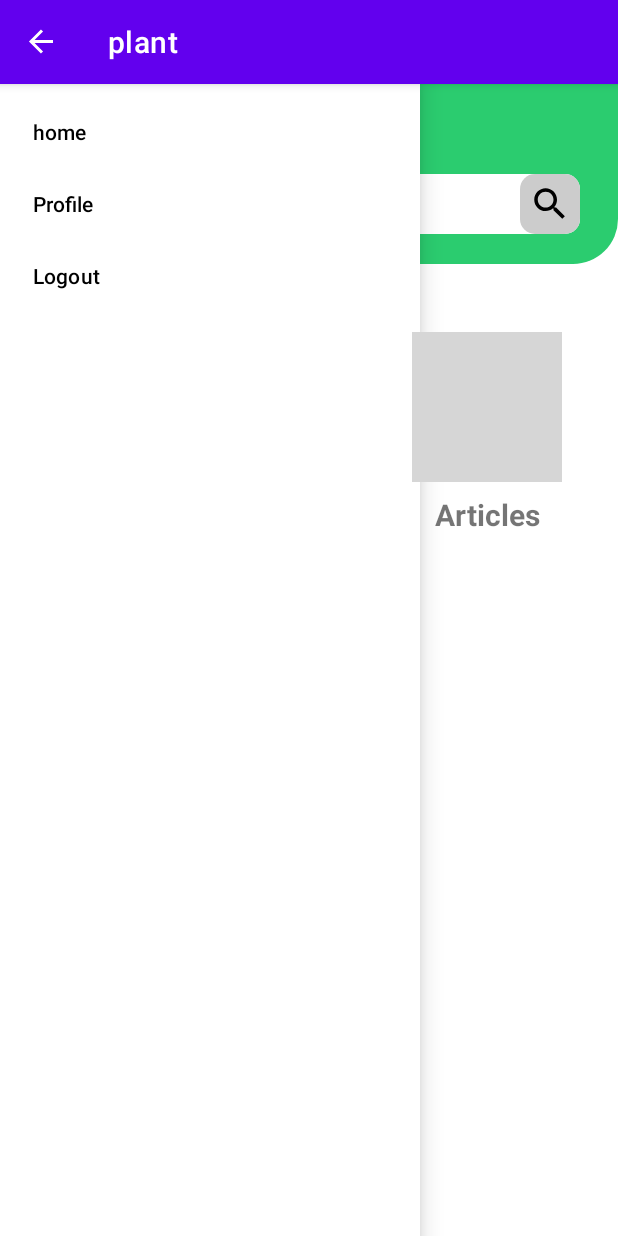
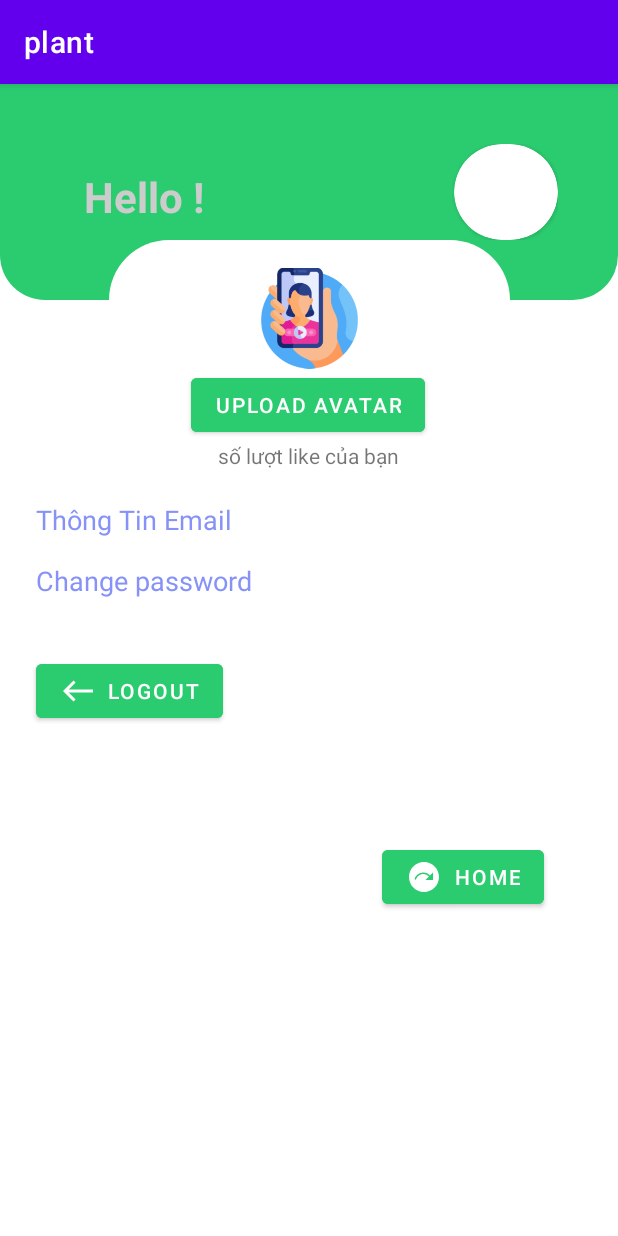
Before and after one commit to duonghaigiang/ResearchPlant, an Android app: the MainActivity screen opened directly, with no data from a screen before it, after a tap on "Profile", on a phone screen of 412 x 824 dp. Run offline under Robolectric (Android 15) with nearby library versions, the phone set to English and light mode, and no system bars; our stand-ins replace Firebase (no records; nobody signed in at launch, a user with empty details on screens opened directly); 2 other taps on this screen came first; grey boxes are pictures that could not be loaded.

Commit message:
update profile

```diff
--- a/app/src/main/AndroidManifest.xml
+++ b/app/src/main/AndroidManifest.xml
@@ -37,7 +37,10 @@
             android:exported="false" />
         <activity
             android:name=".Species"
-            android:exported="false" />
+             />
+        <activity
+            android:name=".ProfileActivity"
+            />
         <activity
             android:name=".MainActivity"
             android:exported="true" />
--- a/app/src/main/java/com/example/plant/MainActivity.kt
+++ b/app/src/main/java/com/example/plant/MainActivity.kt
@@ -22,6 +22,7 @@ import com.example.plant.Species
 
 class MainActivity : AppCompatActivity() {
     private lateinit var username : TextView
+
     private lateinit var toggle : ActionBarDrawerToggle
     private lateinit var drawerLayout: DrawerLayout
     private lateinit var navView : NavigationView
@@ -56,13 +57,17 @@ class MainActivity : AppCompatActivity() {
                 R.id.nav_logout -> {user.signOut()
                     startActivity(Intent(this@MainActivity, LoginAction::class.java))
                 }
+                R.id.nav_infor -> {
+                    startActivity(Intent(this@MainActivity, ProfileActivity::class.java))
+                }
             }
             true
         }
 
         //species
-        layoutspecies.setOnClickListener{
-            Toast.makeText(this, "click", Toast.LENGTH_SHORT).show()
+        layoutspecies.setOnClickListener {
+            val intent = Intent(this@MainActivity, Species::class.java)
+            startActivity(intent)
         }
     }
 
--- /dev/null
+++ b/app/src/main/java/com/example/plant/ProfileActivity.kt
@@ -0,0 +1,36 @@
+package com.example.plant
+
+import android.content.Intent
+import android.os.Bundle
+import android.widget.Button
+import android.widget.TextView
+import androidx.appcompat.app.AppCompatActivity
+import com.google.firebase.auth.ktx.auth
+import com.google.firebase.ktx.Firebase
+
+class ProfileActivity : AppCompatActivity() {
+    private lateinit var username : TextView
+
+    private lateinit var emailUser : TextView
+    private lateinit var btnHome : Button
+
+    override fun onCreate(savedInstanceState: Bundle?) {
+        super.onCreate(savedInstanceState)
+        setContentView(R.layout.activiti_profile_action)
+
+        username = findViewById(R.id.nameuser)
+        emailUser = findViewById(R.id.emailUser)
+        btnHome = findViewById(R.id.btnHome)
+        val currentUser = Firebase.auth.currentUser // viết tắt của kotlin
+
+        currentUser?.let {
+            username.text = it.displayName
+        }
+        currentUser?.let {
+            emailUser.text = it.email
+        }
+        btnHome.setOnClickListener{
+            startActivity(Intent(this@ProfileActivity, MainActivity::class.java))
+        }
+    }
+}
--- a/app/src/main/res/drawable/bock_retangle_white.xml
+++ b/app/src/main/res/drawable/bock_retangle_white.xml
@@ -2,6 +2,6 @@
 <shape  xmlns:android="http://schemas.android.com/apk/res/android"
     android:shape="rectangle">
     <solid android:color="@color/white"></solid>
-    <corners android:radius="10dp"></corners>
+    <corners android:radius="40dp"></corners>
 
 </shape>
--- /dev/null
+++ b/app/src/main/res/drawable/ic_baseline_contact_mail_24.xml
@@ -0,0 +1,6 @@
+<vector android:height="24dp" android:tint="#8692f7"
+    android:viewportHeight="24" android:viewportWidth="24"
+    android:width="24dp" xmlns:android="http://schemas.android.com/apk/res/android">
+    <path android:fillColor="@android:color/white" android:pathData="M21,8L21,7l-3,2 -3,-2v1l3,2 3,-2zM22,3L2,3C0.9,3 0,3.9 0,5v14c0,1.1 0.9,2 2,2h20c1.1,0 1.99,-0.9 1.99,-2L24,5c0,-1.1 -0.9,-2 -2,-2zM8,6c1.66,0 3,1.34 3,3s-1.34,3 -3,3 -3,-1.34 -3,-3 1.34,-3 3,-3zM14,18L2,18v-1c0,-2 4,-3.1 6,-3.1s6,1.1 6,3.1v1zM22,12h-8L14,6h8v6z"
+        />
+</vector>
--- /dev/null
+++ b/app/src/main/res/drawable/ic_baseline_next_plan_24.xml
@@ -0,0 +1,5 @@
+<vector android:autoMirrored="true" android:height="24dp"
+    android:tint="#FFFFFF" android:viewportHeight="24"
+    android:viewportWidth="24" android:width="24dp" xmlns:android="http://schemas.android.com/apk/res/android">
+    <path android:fillColor="@android:color/white" android:pathData="M12,2C6.48,2 2,6.48 2,12c0,5.52 4.48,10 10,10s10,-4.48 10,-10C22,6.48 17.52,2 12,2zM18,13.97h-5l2.26,-2.26c-0.91,-1.06 -2.25,-1.74 -3.76,-1.74c-2.37,0 -4.35,1.66 -4.86,3.88l-0.96,-0.32c0.64,-2.62 3,-4.56 5.82,-4.56c1.78,0 3.37,0.79 4.47,2.03L18,8.97V13.97z"/>
+</vector>
--- /dev/null
+++ b/app/src/main/res/drawable/ic_baseline_west_24.xml
@@ -0,0 +1,5 @@
+<vector android:height="24dp" android:tint="@color/white"
+    android:viewportHeight="24" android:viewportWidth="24"
+    android:width="24dp" xmlns:android="http://schemas.android.com/apk/res/android">
+    <path android:fillColor="@android:color/white" android:pathData="M9,19l1.41,-1.41L5.83,13H22V11H5.83l4.59,-4.59L9,5l-7,7L9,19z"/>
+</vector>
--- /dev/null
+++ b/app/src/main/res/layout/activiti_profile_action.xml
@@ -0,0 +1,188 @@
+<?xml version="1.0" encoding="utf-8"?>
+<androidx.drawerlayout.widget.DrawerLayout xmlns:android="http://schemas.android.com/apk/res/android"
+    xmlns:app="http://schemas.android.com/apk/res-auto"
+    xmlns:tools="http://schemas.android.com/tools"
+    android:id="@+id/drawerLayout"
+    android:layout_width="match_parent"
+    android:layout_height="match_parent"
+    tools:context=".MainActivity">
+    <androidx.constraintlayout.widget.ConstraintLayout
+        android:layout_width="match_parent"
+        android:layout_height="match_parent">
+
+        <androidx.constraintlayout.widget.ConstraintLayout
+            android:id="@+id/layoutHeader"
+            android:layout_width="match_parent"
+            android:layout_height="wrap_content"
+            android:background="@drawable/header"
+            android:padding="40dp"
+            app:layout_constraintBaseline_toTopOf="parent"
+            app:layout_constraintEnd_toEndOf="parent"
+            app:layout_constraintHorizontal_bias="0.0"
+            app:layout_constraintStart_toStartOf="parent"
+            app:layout_constraintTop_toTopOf="parent">
+
+            <TextView
+                android:id="@+id/textView"
+                android:layout_width="wrap_content"
+                android:layout_height="wrap_content"
+                android:layout_marginStart="16dp"
+                android:layout_marginTop="16dp"
+                android:text="Hello !"
+                android:textColor="@color/grey"
+                android:textSize="28sp"
+                android:textStyle="bold"
+                app:layout_constraintStart_toStartOf="parent"
+                app:layout_constraintTop_toTopOf="parent" />
+
+            <TextView
+                android:id="@+id/nameuser"
+                android:layout_width="wrap_content"
+                android:layout_height="wrap_content"
+                android:text=""
+                android:textColor="@color/colorBackground"
+                android:textSize="18sp"
+                android:textStyle="bold|italic"
+                app:layout_constraintBottom_toBottomOf="parent"
+                app:layout_constraintEnd_toEndOf="parent"
+                app:layout_constraintHorizontal_bias="0.075"
+                app:layout_constraintStart_toEndOf="@+id/textView"
+                app:layout_constraintTop_toTopOf="parent"
+                app:layout_constraintVertical_bias="0.583" />
+
+            <androidx.cardview.widget.CardView
+                android:layout_width="wrap_content"
+                android:layout_height="wrap_content"
+                app:cardCornerRadius="32dp"
+                app:layout_constraintBottom_toBottomOf="parent"
+                app:layout_constraintEnd_toEndOf="parent"
+                app:layout_constraintTop_toTopOf="parent"
+                app:layout_constraintVertical_bias="0.2"
+                app:cardBackgroundColor="@color/white">
+
+                <ImageView
+                    android:id="@+id/imageView"
+                    android:layout_width="65dp"
+                    android:layout_height="64dp"
+                    android:layout_marginEnd="4dp"
+                    android:scaleType="centerCrop"
+                    tools:srcCompat="@tools:sample/avatars" />
+
+                <LinearLayout
+                    android:layout_width="match_parent"
+                    android:layout_height="match_parent"
+                    android:orientation="horizontal"></LinearLayout>
+
+            </androidx.cardview.widget.CardView>
+
+        </androidx.constraintlayout.widget.ConstraintLayout>
+
+        <LinearLayout
+            android:id="@+id/linearLayout"
+            android:layout_width="267dp"
+            android:layout_height="103dp"
+            android:layout_marginTop="104dp"
+            android:background="@drawable/bock_retangle_white"
+            android:orientation="horizontal"
+            app:layout_constraintEnd_toEndOf="parent"
+            app:layout_constraintStart_toStartOf="parent"
+            app:layout_constraintTop_toTopOf="@+id/layoutHeader">
+
+        </LinearLayout>
+
+        <ImageView
+            android:id="@+id/imageView2"
+            android:layout_width="67dp"
+            android:layout_height="68dp"
+            app:layout_constraintBottom_toBottomOf="@+id/linearLayout"
+            app:layout_constraintEnd_toEndOf="parent"
+            app:layout_constraintStart_toStartOf="parent"
+            app:layout_constraintTop_toTopOf="@+id/linearLayout"
+            app:srcCompat="@drawable/video_call" />
+
+        <Button
+            android:id="@+id/btn_avatar"
+            android:layout_width="wrap_content"
+            android:layout_height="wrap_content"
+            android:backgroundTint="@color/primaryDark"
+            android:text="UpLoad Avatar"
+            android:textSize="14sp"
+            app:layout_constraintEnd_toEndOf="parent"
+            app:layout_constraintHorizontal_bias="0.498"
+            app:layout_constraintStart_toStartOf="parent"
+            app:layout_constraintTop_toBottomOf="@+id/imageView2" />
+
+        <TextView
+            android:id="@+id/textView3"
+            android:layout_width="wrap_content"
+            android:layout_height="wrap_content"
+            android:layout_marginStart="24dp"
+            android:layout_marginTop="40dp"
+            android:text="Thông Tin Email"
+            android:textColor="@color/lavender"
+            android:textSize="18sp"
+            app:layout_constraintStart_toStartOf="parent"
+            app:layout_constraintTop_toBottomOf="@+id/btn_avatar" />
+
+        <TextView
+            android:id="@+id/emailUser"
+            android:layout_width="wrap_content"
+            android:layout_height="wrap_content"
+            android:layout_marginStart="12dp"
+            android:layout_marginTop="44dp"
+            android:text="user"
+            app:layout_constraintEnd_toEndOf="parent"
+            app:layout_constraintHorizontal_bias="0.123"
+            app:layout_constraintStart_toEndOf="@+id/textView3"
+            app:layout_constraintTop_toBottomOf="@+id/btn_avatar" />
+
+        <TextView
+            android:id="@+id/textView5"
+            android:layout_width="159dp"
+            android:layout_height="26dp"
+            android:layout_marginStart="24dp"
+            android:layout_marginTop="16dp"
+            android:text="Change password"
+            android:textColor="@color/lavender"
+            android:textSize="18sp"
+            app:layout_constraintStart_toStartOf="parent"
+            app:layout_constraintTop_toBottomOf="@+id/textView3" />
+
+
+
+        <Button
+            android:id="@+id/button2"
+            android:layout_width="wrap_content"
+            android:layout_height="wrap_content"
+            android:layout_marginStart="24dp"
+            android:layout_marginTop="36dp"
+            android:backgroundTint="@color/primary"
+            android:text="Logout"
+            app:icon="@drawable/ic_baseline_west_24"
+            app:layout_constraintStart_toStartOf="parent"
+            app:layout_constraintTop_toBottomOf="@+id/textView5" />
+
+        <TextView
+            android:layout_width="wrap_content"
+            android:layout_height="wrap_content"
+            android:text="số lượt like của bạn"
+            app:layout_constraintEnd_toEndOf="parent"
+            app:layout_constraintHorizontal_bias="0.498"
+            app:layout_constraintStart_toStartOf="parent"
+            app:layout_constraintTop_toBottomOf="@+id/btn_avatar" />
+
+        <Button
+            android:id="@+id/btnHome"
+            android:layout_width="wrap_content"
+            android:layout_height="wrap_content"
+            android:layout_marginTop="76dp"
+            android:backgroundTint="@color/primary"
+            android:text="Home"
+            app:icon="@drawable/ic_baseline_next_plan_24"
+            app:layout_constraintEnd_toEndOf="parent"
+            app:layout_constraintHorizontal_bias="0.837"
+            app:layout_constraintStart_toStartOf="parent"
+            app:layout_constraintTop_toBottomOf="@+id/button2" />
+
+    </androidx.constraintlayout.widget.ConstraintLayout>
+</androidx.drawerlayout.widget.DrawerLayout>
--- a/app/src/main/res/layout/activity_login_action.xml
+++ b/app/src/main/res/layout/activity_login_action.xml
@@ -5,6 +5,7 @@
     android:layout_width="match_parent"
     android:layout_height="match_parent"
     tools:context=".LoginAction"
+    android:background="@drawable/top_background1"
     android:orientation="vertical"
     android:gravity="center">
     <androidx.cardview.widget.CardView
@@ -28,32 +29,32 @@
                 android:textSize="36sp"
                 android:textStyle="bold"
                 android:textColor="@color/lavender"></TextView>
+
             <EditText
-                android:layout_width="match_parent"
+                android:id="@+id/loginEmail"
+                android:layout_width="298dp"
                 android:layout_height="50dp"
-                android:textSize="36sp"
-                android:id="@+id/loginEmail"
+                android:layout_marginTop="40dp"
+                android:layout_marginRight="40dp"
                 android:background="@drawable/text_filed"
+                android:drawableLeft="@drawable/ic_baseline_contact_mail_24"
+                android:hint="Email"
+                android:padding="8dp"
+                android:textColor="@color/black"
+                android:textSize="24sp"></EditText>
+
+            <EditText
+                android:id="@+id/login_passWord"
+                android:layout_width="299dp"
+                android:layout_height="50dp"
+                android:layout_marginTop="20dp"
                 android:layout_marginRight="40dp"
-                android:layout_marginTop="40dp"
+                android:background="@drawable/text_filed"
+                android:drawableLeft="@drawable/ic_baseline_lock_24"
+                android:hint="PassWord"
                 android:padding="8dp"
-                android:hint="Email"
-                android:drawableLeft="@drawable/ic_baseline_supervised_user_circle_24"
                 android:textColor="@color/black"
-                ></EditText>
-            <EditText
-                android:layout_width="match_parent"
-                android:layout_height="50dp"
-                android:textSize="36sp"
-                android:id="@+id/login_passWord"
-                android:background="@drawable/text_filed"
-                android:layout_marginRight="40dp"
-                android:layout_marginTop="20dp"
-                android:padding="8dp"
-                android:hint="PassWord"
-                android:drawableLeft="@drawable/ic_baseline_lock_24"
-                android:textColor="@color/black"
-                ></EditText>
+                android:textSize="24sp"></EditText>
             <Button
                 android:layout_width="match_parent"
                 android:layout_height="60dp"
--- a/app/src/main/res/layout/activity_main.xml
+++ b/app/src/main/res/layout/activity_main.xml
@@ -1,23 +1,26 @@
 <?xml version="1.0" encoding="utf-8"?>
-<androidx.constraintlayout.widget.ConstraintLayout xmlns:android="http://schemas.android.com/apk/res/android"
+<androidx.drawerlayout.widget.DrawerLayout xmlns:android="http://schemas.android.com/apk/res/android"
     xmlns:app="http://schemas.android.com/apk/res-auto"
     xmlns:tools="http://schemas.android.com/tools"
+    android:id="@+id/drawerLayout"
     android:layout_width="match_parent"
     android:layout_height="match_parent"
     tools:context=".MainActivity">
+
+    <androidx.constraintlayout.widget.ConstraintLayout
+        android:layout_width="match_parent"
+        android:layout_height="match_parent">
 
         <androidx.constraintlayout.widget.ConstraintLayout
             android:id="@+id/layoutHeader"
             android:layout_width="match_parent"
             android:layout_height="wrap_content"
             android:background="@drawable/header"
-
             android:padding="10dp"
             app:layout_constraintBaseline_toTopOf="parent"
             app:layout_constraintEnd_toEndOf="parent"
             app:layout_constraintStart_toStartOf="parent"
             app:layout_constraintTop_toTopOf="parent">
-
             <TextView
                 android:id="@+id/hello"
 
@@ -84,8 +87,7 @@
             android:overScrollMode="never"
             android:scrollbars="none"
             app:layout_constraintBottom_toBottomOf="parent"
-            app:layout_constraintTop_toBottomOf="@id/layoutHeader"
-            >
+            app:layout_constraintTop_toBottomOf="@id/layoutHeader">
             <androidx.constraintlayout.widget.ConstraintLayout
                 android:layout_width="match_parent"
                 android:layout_height="wrap_content"
@@ -99,6 +101,11 @@
                     android:gravity="center"
                     android:orientation="vertical"
                     android:padding="15dp"
+
+                    android:clickable="true"
+                    android:focusable="true"
+                    android:nestedScrollingEnabled="true"
+
                     app:layout_constraintDimensionRatio="H, 1:1"
                     app:layout_constraintStart_toStartOf="parent"
                     app:layout_constraintTop_toTopOf="parent"
@@ -156,21 +163,15 @@
 
         </ScrollView>
 
-    <androidx.drawerlayout.widget.DrawerLayout
-        android:id="@+id/drawerLayout"
-        android:layout_width="match_parent"
-        android:layout_height="match_parent"
-        app:layout_constraintBottom_toBottomOf="parent"
-        app:layout_constraintEnd_toEndOf="parent"
-        app:layout_constraintStart_toStartOf="parent"
-        app:layout_constraintTop_toTopOf="parent">
+    </androidx.constraintlayout.widget.ConstraintLayout>
+
     <com.google.android.material.navigation.NavigationView
         android:id="@+id/nav_view"
         android:layout_width="wrap_content"
         android:layout_height="match_parent"
+        android:layout_gravity="start"
         app:menu="@menu/nav_menu"
-            android:layout_gravity="start"
         android:fitsSystemWindows="true">
     </com.google.android.material.navigation.NavigationView>
+
 </androidx.drawerlayout.widget.DrawerLayout>
-</androidx.constraintlayout.widget.ConstraintLayout>
--- a/app/src/main/res/layout/activity_sign_up_action.xml
+++ b/app/src/main/res/layout/activity_sign_up_action.xml
@@ -6,6 +6,7 @@
     android:layout_height="match_parent"
     tools:context=".SignUpAction"
     android:orientation="vertical"
+    android:background="@drawable/top_background1"
     android:gravity="center">
 <androidx.cardview.widget.CardView
     android:layout_width="match_parent"
@@ -24,26 +25,27 @@
         <TextView
             android:layout_width="match_parent"
             android:layout_height="wrap_content"
-            android:text="sign up"
+            android:text="Sign up"
             android:textSize="36sp"
             android:textStyle="bold"
             android:textColor="@color/lavender"></TextView>
 
         <EditText
             android:id="@+id/signUPEmail"
-            android:layout_width="309dp"
+            android:layout_width="292dp"
             android:layout_height="50dp"
             android:layout_marginTop="40dp"
             android:layout_marginRight="40dp"
             android:background="@drawable/text_filed"
-            android:drawableLeft="@drawable/ic_baseline_supervised_user_circle_24"
+            android:drawableLeft="@drawable/ic_baseline_contact_mail_24"
             android:hint="Email"
             android:padding="8dp"
             android:textColor="@color/black"
-            android:textSize="36sp"></EditText>
+            android:textSize="24sp"></EditText>
+
         <EditText
             android:id="@+id/name"
-            android:layout_width="308dp"
+            android:layout_width="292dp"
             android:layout_height="50dp"
             android:layout_marginTop="20dp"
             android:layout_marginRight="40dp"
@@ -52,11 +54,11 @@
             android:hint="Your name"
             android:padding="8dp"
             android:textColor="@color/black"
-            android:textSize="36sp"></EditText>
+            android:textSize="24sp"></EditText>
 
         <EditText
             android:id="@+id/signUpPassword"
-            android:layout_width="308dp"
+            android:layout_width="291dp"
             android:layout_height="50dp"
             android:layout_marginTop="20dp"
             android:layout_marginRight="40dp"
@@ -65,11 +67,11 @@
             android:hint="PassWord"
             android:padding="8dp"
             android:textColor="@color/black"
-            android:textSize="36sp"></EditText>
+            android:textSize="24sp"></EditText>
 
         <EditText
             android:id="@+id/confirmSignUpPassword"
-            android:layout_width="306dp"
+            android:layout_width="291dp"
             android:layout_height="50dp"
             android:layout_marginTop="20dp"
             android:layout_marginRight="40dp"
@@ -78,7 +80,7 @@
             android:hint="comfirm password"
             android:padding="8dp"
             android:textColor="@color/black"
-            android:textSize="36sp"></EditText>
+            android:textSize="24sp"></EditText>
         <Button
             android:layout_width="match_parent"
             android:layout_height="60dp"
```
Also changed, not shown: app/src/main/res/drawable-v24/top_background1.png (added), app/src/main/res/drawable-v24/video_call.png (added). Lines whose indentation alone changed are shown as unchanged.
